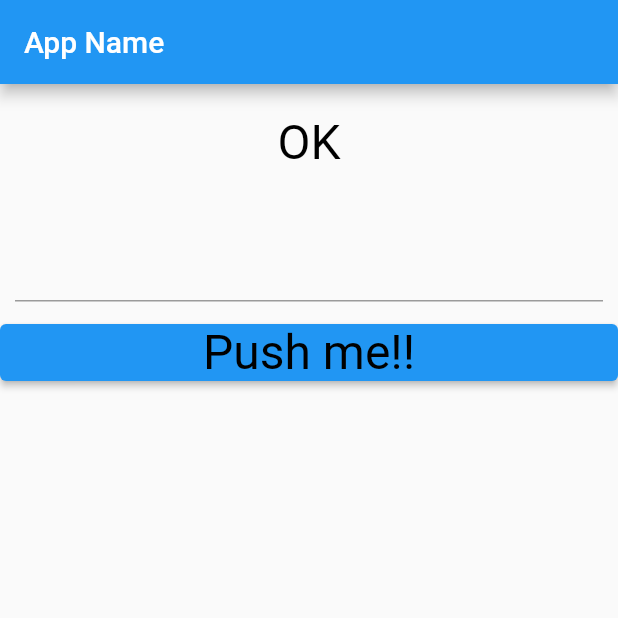
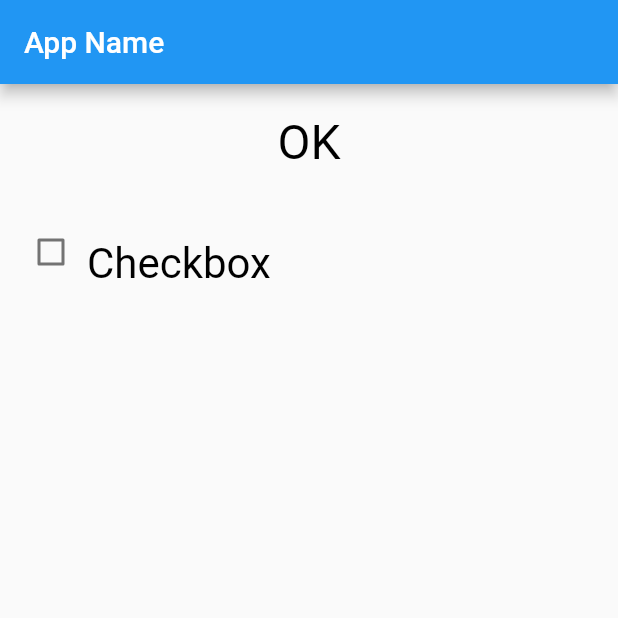
Before and after one commit to Sho-Nagato/flutter-training, a Flutter app: the screen it shows after launch, on a phone screen of 412 x 824 dp, the top half of it. Run offline on Flutter 3.47's test engine with Material 2 defaults, Android fonts, the phone set to English and light mode, and no system bars.

Commit message:
fix checkbox

```diff
--- a/lib/main.dart
+++ b/lib/main.dart
@@ -31,7 +31,7 @@ class MyHomePage extends StatefulWidget {
 
 class _MyHomePageState extends State<MyHomePage> {
   static String _message = "OK";
-  static final _controller = TextEditingController();
+  static bool _checked = false;
 
   @override
   Widget build(BuildContext context) {
@@ -60,43 +60,37 @@ class _MyHomePageState extends State<MyHomePage> {
             ),
             Padding(
               padding: const EdgeInsets.all(10.0),
-              child: TextField(
-                onChanged: textChanged,
-                controller: _controller,
-                style: const TextStyle(
-                  fontSize: 28.0,
-                  color: Color(0xFF000000),
-                  fontWeight: FontWeight.w400,
-                  fontFamily: "Roboto"
-                ),
+              child: Row(
+                mainAxisAlignment: MainAxisAlignment.start,
+                mainAxisSize: MainAxisSize.max,
+                crossAxisAlignment: CrossAxisAlignment.end,
+                children: [
+                  Checkbox(
+                      value: _checked,
+                      onChanged: checkChanged
+                  ),
+                  const Text(
+                    "Checkbox",
+                    style: TextStyle(
+                      fontSize:28.0,
+                      color: Color(0xFF000000),
+                      fontWeight: FontWeight.w400,
+                      fontFamily: "Roboto"
+                    ),
+                  )
+                ],
               ),
             ),
-            ElevatedButton(
-              onPressed: buttonPressed,
-              child: const Text(
-                "Push me!!",
-                style: TextStyle(
-                  fontSize:32.0,
-                  color: Color(0xFF000000),
-                  fontWeight: FontWeight.w400,
-                  fontFamily: "Roboto"
-                ),
-              ),
-            )
           ]
         ),
       ),
     );
   }
-  void buttonPressed(){
+
+  void checkChanged(bool? value) {
     setState(() {
-      _message = "you said : ${_controller.text}";
-    });
-  }
-
-  void textChanged(String val) {
-    setState(() {
-      _message = val.toUpperCase();
+      _checked = value!;
+      _message = value ? "checked!!" : "not checked..!!";
     });
   }
 }
```
